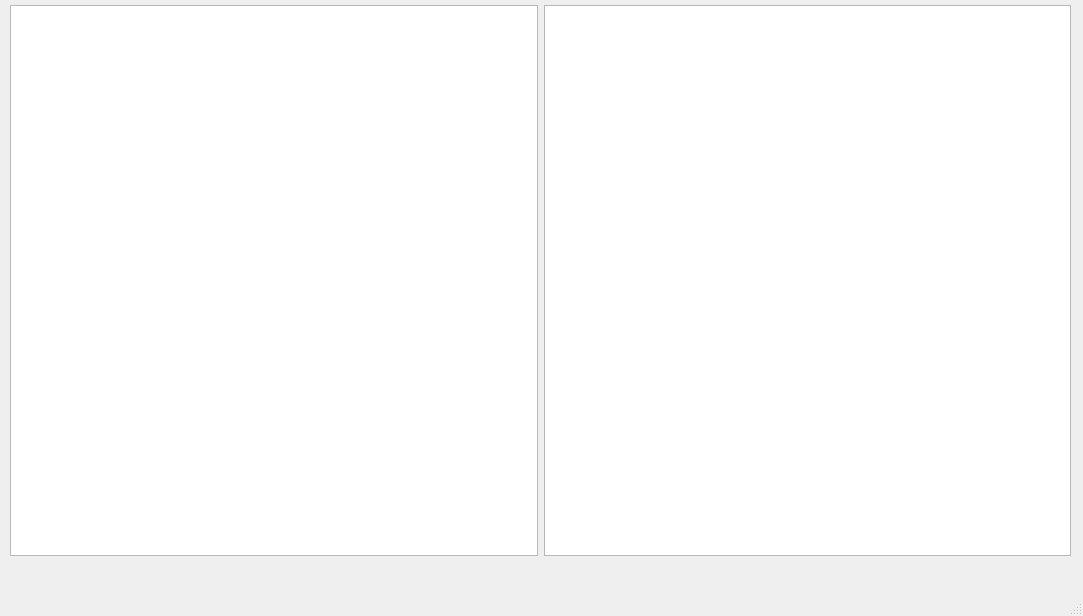
Qt form src/mainwindow.ui (neverlandjt/kcc) before a commit.
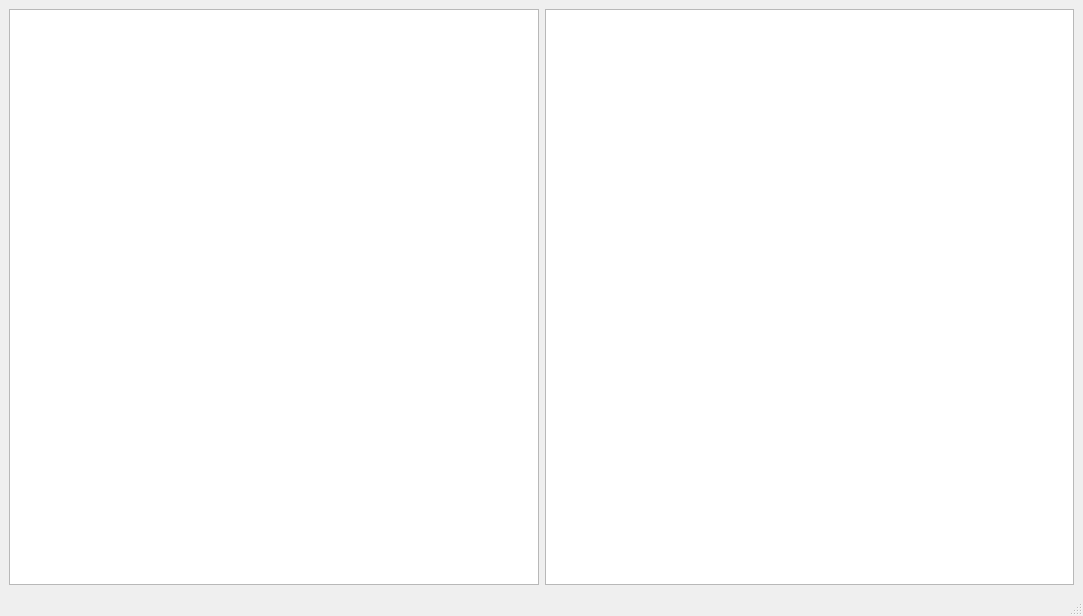
The same form after that commit.

Patch:
```diff
--- a/src/mainwindow.ui
+++ b/src/mainwindow.ui
@@ -14,451 +14,26 @@
    <string>MainWindow</string>
   </property>
   <widget class="QWidget" name="centralwidget">
-   <widget class="QWidget" name="layoutWidget">
-    <property name="geometry">
-     <rect>
-      <x>0</x>
-      <y>0</y>
-      <width>1081</width>
-      <height>561</height>
-     </rect>
-    </property>
-    <layout class="QHBoxLayout" name="horizontalLayout">
-     <property name="leftMargin">
-      <number>10</number>
-     </property>
-     <property name="topMargin">
-      <number>5</number>
-     </property>
-     <property name="rightMargin">
-      <number>10</number>
-     </property>
-     <property name="bottomMargin">
-      <number>5</number>
-     </property>
-     <item>
-      <widget class="QTableView" name="lhsView">
-       <property name="minimumSize">
-        <size>
-         <width>517</width>
-         <height>541</height>
-        </size>
-       </property>
-       <property name="sizeIncrement">
-        <size>
-         <width>0</width>
-         <height>0</height>
-        </size>
-       </property>
-       <property name="palette">
-        <palette>
-         <active>
-          <colorrole role="WindowText">
-           <brush brushstyle="SolidPattern">
-            <color alpha="255">
-             <red>202</red>
-             <green>202</green>
-             <blue>202</blue>
-            </color>
-           </brush>
-          </colorrole>
-          <colorrole role="Button">
-           <brush brushstyle="SolidPattern">
-            <color alpha="255">
-             <red>255</red>
-             <green>0</green>
-             <blue>0</blue>
-            </color>
-           </brush>
-          </colorrole>
-          <colorrole role="Light">
-           <brush brushstyle="SolidPattern">
-            <color alpha="255">
-             <red>250</red>
-             <green>96</green>
-             <blue>255</blue>
-            </color>
-           </brush>
-          </colorrole>
-          <colorrole role="Midlight">
-           <brush brushstyle="SolidPattern">
-            <color alpha="255">
-             <red>85</red>
-             <green>255</green>
-             <blue>127</blue>
-            </color>
-           </brush>
-          </colorrole>
-          <colorrole role="Mid">
-           <brush brushstyle="SolidPattern">
-            <color alpha="255">
-             <red>136</red>
-             <green>74</green>
-             <blue>160</blue>
-            </color>
-           </brush>
-          </colorrole>
-          <colorrole role="Text">
-           <brush brushstyle="SolidPattern">
-            <color alpha="255">
-             <red>0</red>
-             <green>0</green>
-             <blue>0</blue>
-            </color>
-           </brush>
-          </colorrole>
-          <colorrole role="Base">
-           <brush brushstyle="SolidPattern">
-            <color alpha="255">
-             <red>255</red>
-             <green>255</green>
-             <blue>255</blue>
-            </color>
-           </brush>
-          </colorrole>
-          <colorrole role="Window">
-           <brush brushstyle="SolidPattern">
-            <color alpha="255">
-             <red>240</red>
-             <green>240</green>
-             <blue>240</blue>
-            </color>
-           </brush>
-          </colorrole>
-          <colorrole role="Highlight">
-           <brush brushstyle="SolidPattern">
-            <color alpha="255">
-             <red>108</red>
-             <green>92</green>
-             <blue>231</blue>
-            </color>
-           </brush>
-          </colorrole>
-          <colorrole role="AlternateBase">
-           <brush brushstyle="SolidPattern">
-            <color alpha="255">
-             <red>170</red>
-             <green>170</green>
-             <blue>255</blue>
-            </color>
-           </brush>
-          </colorrole>
-          <colorrole role="PlaceholderText">
-           <brush brushstyle="SolidPattern">
-            <color alpha="128">
-             <red>0</red>
-             <green>85</green>
-             <blue>0</blue>
-            </color>
-           </brush>
-          </colorrole>
-         </active>
-         <inactive>
-          <colorrole role="WindowText">
-           <brush brushstyle="SolidPattern">
-            <color alpha="255">
-             <red>202</red>
-             <green>202</green>
-             <blue>202</blue>
-            </color>
-           </brush>
-          </colorrole>
-          <colorrole role="Button">
-           <brush brushstyle="SolidPattern">
-            <color alpha="255">
-             <red>255</red>
-             <green>0</green>
-             <blue>0</blue>
-            </color>
-           </brush>
-          </colorrole>
-          <colorrole role="Light">
-           <brush brushstyle="SolidPattern">
-            <color alpha="255">
-             <red>250</red>
-             <green>96</green>
-             <blue>255</blue>
-            </color>
-           </brush>
-          </colorrole>
-          <colorrole role="Midlight">
-           <brush brushstyle="SolidPattern">
-            <color alpha="255">
-             <red>85</red>
-             <green>255</green>
-             <blue>127</blue>
-            </color>
-           </brush>
-          </colorrole>
-          <colorrole role="Mid">
-           <brush brushstyle="SolidPattern">
-            <color alpha="255">
-             <red>136</red>
-             <green>74</green>
-             <blue>160</blue>
-            </color>
-           </brush>
-          </colorrole>
-          <colorrole role="Text">
-           <brush brushstyle="SolidPattern">
-            <color alpha="255">
-             <red>0</red>
-             <green>0</green>
-             <blue>0</blue>
-            </color>
-           </brush>
-          </colorrole>
-          <colorrole role="Base">
-           <brush brushstyle="SolidPattern">
-            <color alpha="255">
-             <red>255</red>
-             <green>255</green>
-             <blue>255</blue>
-            </color>
-           </brush>
-          </colorrole>
-          <colorrole role="Window">
-           <brush brushstyle="SolidPattern">
-            <color alpha="255">
-             <red>240</red>
-             <green>240</green>
-             <blue>240</blue>
-            </color>
-           </brush>
-          </colorrole>
-          <colorrole role="Highlight">
-           <brush brushstyle="SolidPattern">
-            <color alpha="255">
-             <red>108</red>
-             <green>92</green>
-             <blue>231</blue>
-            </color>
-           </brush>
-          </colorrole>
-          <colorrole role="AlternateBase">
-           <brush brushstyle="SolidPattern">
-            <color alpha="255">
-             <red>170</red>
-             <green>170</green>
-             <blue>255</blue>
-            </color>
-           </brush>
-          </colorrole>
-          <colorrole role="PlaceholderText">
-           <brush brushstyle="SolidPattern">
-            <color alpha="128">
-             <red>0</red>
-             <green>85</green>
-             <blue>0</blue>
-            </color>
-           </brush>
-          </colorrole>
-         </inactive>
-         <disabled>
-          <colorrole role="WindowText">
-           <brush brushstyle="SolidPattern">
-            <color alpha="255">
-             <red>120</red>
-             <green>120</green>
-             <blue>120</blue>
-            </color>
-           </brush>
-          </colorrole>
-          <colorrole role="Button">
-           <brush brushstyle="SolidPattern">
-            <color alpha="255">
-             <red>255</red>
-             <green>0</green>
-             <blue>0</blue>
-            </color>
-           </brush>
-          </colorrole>
-          <colorrole role="Light">
-           <brush brushstyle="SolidPattern">
-            <color alpha="255">
-             <red>250</red>
-             <green>96</green>
-             <blue>255</blue>
-            </color>
-           </brush>
-          </colorrole>
-          <colorrole role="Midlight">
-           <brush brushstyle="SolidPattern">
-            <color alpha="255">
-             <red>85</red>
-             <green>255</green>
-             <blue>127</blue>
-            </color>
-           </brush>
-          </colorrole>
-          <colorrole role="Mid">
-           <brush brushstyle="SolidPattern">
-            <color alpha="255">
-             <red>136</red>
-             <green>74</green>
-             <blue>160</blue>
-            </color>
-           </brush>
-          </colorrole>
-          <colorrole role="Text">
-           <brush brushstyle="SolidPattern">
-            <color alpha="255">
-             <red>120</red>
-             <green>120</green>
-             <blue>120</blue>
-            </color>
-           </brush>
-          </colorrole>
-          <colorrole role="Base">
-           <brush brushstyle="SolidPattern">
-            <color alpha="255">
-             <red>240</red>
-             <green>240</green>
-             <blue>240</blue>
-            </color>
-           </brush>
-          </colorrole>
-          <colorrole role="Window">
-           <brush brushstyle="SolidPattern">
-            <color alpha="255">
-             <red>240</red>
-             <green>240</green>
-             <blue>240</blue>
-            </color>
-           </brush>
-          </colorrole>
-          <colorrole role="Highlight">
-           <brush brushstyle="SolidPattern">
-            <color alpha="255">
-             <red>0</red>
-             <green>120</green>
-             <blue>215</blue>
-            </color>
-           </brush>
-          </colorrole>
-          <colorrole role="AlternateBase">
-           <brush brushstyle="SolidPattern">
-            <color alpha="255">
-             <red>170</red>
-             <green>170</green>
-             <blue>255</blue>
-            </color>
-           </brush>
-          </colorrole>
-          <colorrole role="PlaceholderText">
-           <brush brushstyle="SolidPattern">
-            <color alpha="128">
-             <red>0</red>
-             <green>0</green>
-             <blue>0</blue>
-            </color>
-           </brush>
-          </colorrole>
-         </disabled>
-        </palette>
-       </property>
-       <property name="font">
-        <font>
-         <family>Calibri</family>
-         <pointsize>9</pointsize>
-        </font>
-       </property>
-       <property name="focusPolicy">
-        <enum>Qt::StrongFocus</enum>
-       </property>
-       <property name="contextMenuPolicy">
-        <enum>Qt::DefaultContextMenu</enum>
-       </property>
-       <property name="autoFillBackground">
-        <bool>true</bool>
-       </property>
-       <property name="frameShadow">
-        <enum>QFrame::Sunken</enum>
-       </property>
-      </widget>
-     </item>
-     <item>
-      <widget class="QTableView" name="rhsView">
-       <property name="minimumSize">
-        <size>
-         <width>517</width>
-         <height>541</height>
-        </size>
-       </property>
-       <property name="palette">
-        <palette>
-         <active>
-          <colorrole role="Base">
-           <brush brushstyle="SolidPattern">
-            <color alpha="255">
-             <red>255</red>
-             <green>255</green>
-             <blue>255</blue>
-            </color>
-           </brush>
-          </colorrole>
-          <colorrole role="Highlight">
-           <brush brushstyle="SolidPattern">
-            <color alpha="255">
-             <red>108</red>
-             <green>92</green>
-             <blue>231</blue>
-            </color>
-           </brush>
-          </colorrole>
-         </active>
-         <inactive>
-          <colorrole role="Base">
-           <brush brushstyle="SolidPattern">
-            <color alpha="255">
-             <red>255</red>
-             <green>255</green>
-             <blue>255</blue>
-            </color>
-           </brush>
-          </colorrole>
-          <colorrole role="Highlight">
-           <brush brushstyle="SolidPattern">
-            <color alpha="255">
-             <red>108</red>
-             <green>92</green>
-             <blue>231</blue>
-            </color>
-           </brush>
-          </colorrole>
-         </inactive>
-         <disabled>
-          <colorrole role="Base">
-           <brush brushstyle="SolidPattern">
-            <color alpha="255">
-             <red>240</red>
-             <green>240</green>
-             <blue>240</blue>
-            </color>
-           </brush>
-          </colorrole>
-          <colorrole role="Highlight">
-           <brush brushstyle="SolidPattern">
-            <color alpha="255">
-             <red>0</red>
-             <green>120</green>
-             <blue>215</blue>
-            </color>
-           </brush>
-          </colorrole>
-         </disabled>
-        </palette>
-       </property>
-       <property name="font">
-        <font>
-         <family>Calibri</family>
-         <pointsize>9</pointsize>
-        </font>
-       </property>
-      </widget>
-     </item>
-    </layout>
-   </widget>
+      <property name="sizePolicy">
+          <sizepolicy hsizetype="Expanding" vsizetype="Expanding">
+              <horstretch>1</horstretch>
+              <verstretch>1</verstretch>
+          </sizepolicy>
+      </property>
+      <property name="sizeIncrement">
+          <size>
+              <width>1</width>
+              <height>1</height>
+          </size>
+      </property>
+      <layout class="QHBoxLayout" name="horizontalLayout">
+          <item>
+              <widget class="QTableView" name="lhsView"/>
+          </item>
+          <item>
+              <widget class="QTableView" name="rhsView"/>
+          </item>
+      </layout>
   </widget>
   <widget class="QMenuBar" name="menubar">
    <property name="geometry">
```
Left out of the diff: 2 changed lines with no effect on the pictures.
